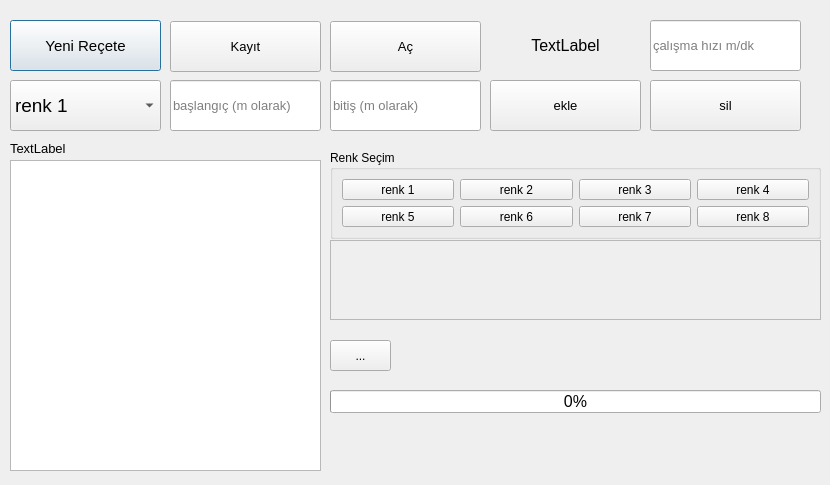
Above: vpRecete.ui from mbasaran77/my_pro001 before the change. Below: the same form after it.
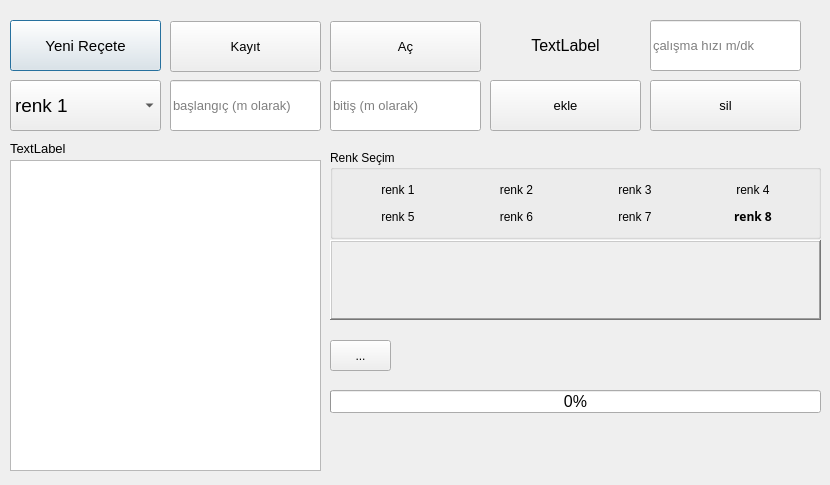
That is the form after the change.

```diff
--- a/vpRecete.ui
+++ b/vpRecete.ui
@@ -310,6 +310,9 @@
         <property name="text">
          <string>renk 1</string>
         </property>
+        <property name="flat">
+         <bool>true</bool>
+        </property>
        </widget>
       </item>
       <item>
@@ -317,6 +320,9 @@
         <property name="text">
          <string>renk 2</string>
         </property>
+        <property name="flat">
+         <bool>true</bool>
+        </property>
        </widget>
       </item>
       <item>
@@ -324,6 +330,9 @@
         <property name="text">
          <string>renk 3</string>
         </property>
+        <property name="flat">
+         <bool>true</bool>
+        </property>
        </widget>
       </item>
       <item>
@@ -331,6 +340,9 @@
         <property name="text">
          <string>renk 4</string>
         </property>
+        <property name="flat">
+         <bool>true</bool>
+        </property>
        </widget>
       </item>
      </layout>
@@ -342,6 +354,9 @@
         <property name="text">
          <string>renk 5</string>
         </property>
+        <property name="flat">
+         <bool>true</bool>
+        </property>
        </widget>
       </item>
       <item>
@@ -349,6 +364,9 @@
         <property name="text">
          <string>renk 6</string>
         </property>
+        <property name="flat">
+         <bool>true</bool>
+        </property>
        </widget>
       </item>
       <item>
@@ -356,13 +374,26 @@
         <property name="text">
          <string>renk 7</string>
         </property>
+        <property name="flat">
+         <bool>true</bool>
+        </property>
        </widget>
       </item>
       <item>
        <widget class="QPushButton" name="btnRenk_8">
+        <property name="font">
+         <font>
+          <family>MS Reference Sans Serif</family>
+          <weight>75</weight>
+          <bold>true</bold>
+         </font>
+        </property>
         <property name="text">
          <string>renk 8</string>
         </property>
+        <property name="flat">
+         <bool>true</bool>
+        </property>
        </widget>
       </item>
      </layout>
@@ -379,7 +410,7 @@
     </rect>
    </property>
    <property name="frameShape">
-    <enum>QFrame::StyledPanel</enum>
+    <enum>QFrame::WinPanel</enum>
    </property>
    <property name="frameShadow">
     <enum>QFrame::Raised</enum>
```
